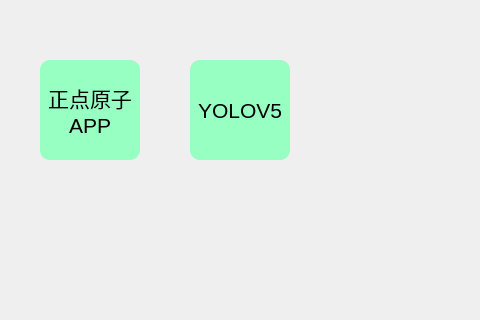
Old version of the form src/index/app2025.ui in the repository HXBJ1737/Linux_Qt_app; both pictures show x 300 to 780 and y 0 to 320 of the 1280 by 720 pixel window.
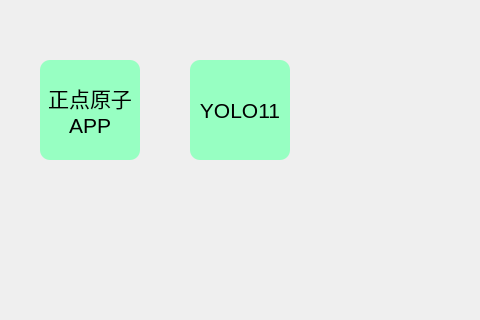
New version of the form. Icons and pictures are not drawn.

```diff
--- a/src/index/app2025.ui
+++ b/src/index/app2025.ui
@@ -170,7 +170,7 @@
 border-radius: 10px;</string>
     </property>
     <property name="text">
-     <string>YOLOV5</string>
+     <string>YOLO11</string>
     </property>
    </widget>
   </widget>
```
